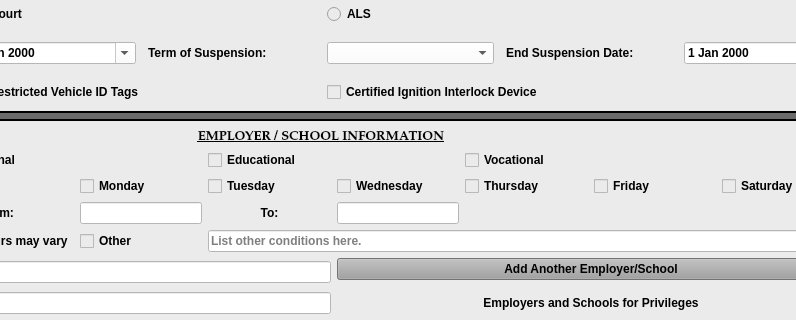
This is munientry/views/ui/DrivingPrivilegesDialog.ui in HunterProgram22/MuniEntry as Qt 5 draws it before an edit; both pictures show x 251 to 1047 and y 302 to 622 of the 1144 by 798 pixel window. The edited form follows.
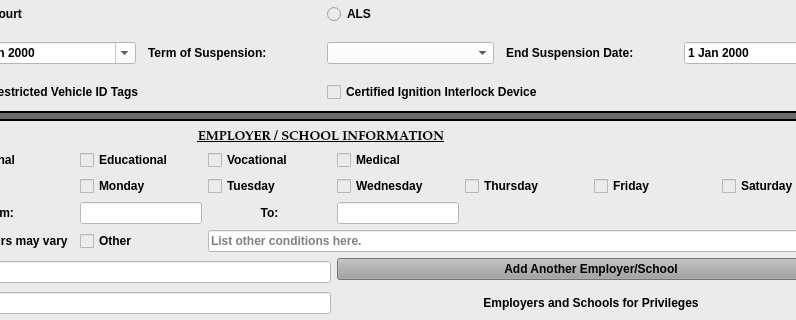
This is the edited form. Custom widgets are drawn as their Qt base class.

Commit message: Added medical to privileges and changed priv doc name.

```diff
--- a/munientry/views/ui/DrivingPrivilegesDialog.ui
+++ b/munientry/views/ui/DrivingPrivilegesDialog.ui
@@ -441,20 +441,6 @@
                </property>
               </widget>
              </item>
-             <item row="1" column="5" colspan="2">
-              <widget class="QCheckBox" name="vocational_checkBox">
-               <property name="text">
-                <string>Vocational</string>
-               </property>
-              </widget>
-             </item>
-             <item row="1" column="3" colspan="2">
-              <widget class="QCheckBox" name="educational_checkBox">
-               <property name="text">
-                <string>Educational</string>
-               </property>
-              </widget>
-             </item>
              <item row="10" column="4" colspan="4">
               <widget class="QPushButton" name="add_employer_school_Button">
                <property name="styleSheet">
@@ -482,6 +468,27 @@
                </property>
               </widget>
              </item>
+             <item row="1" column="2">
+              <widget class="QCheckBox" name="educational_checkBox">
+               <property name="text">
+                <string>Educational</string>
+               </property>
+              </widget>
+             </item>
+             <item row="1" column="3">
+              <widget class="QCheckBox" name="vocational_checkBox">
+               <property name="text">
+                <string>Vocational</string>
+               </property>
+              </widget>
+             </item>
+             <item row="1" column="4">
+              <widget class="QCheckBox" name="medical_checkBox">
+               <property name="text">
+                <string>Medical</string>
+               </property>
+              </widget>
+             </item>
             </layout>
             <zorder>label_23</zorder>
             <zorder>label_20</zorder>
```
Left out of the diff: 7 changed lines with no effect on the pictures. The commit also changes 5 other files.
